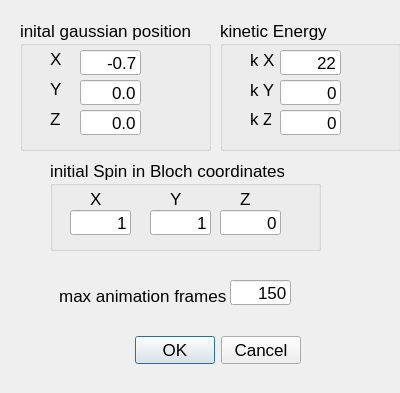
Above: dlgschrod.ui from jesusmontera/DiracMagnetic before the change. Below: the same form after it.
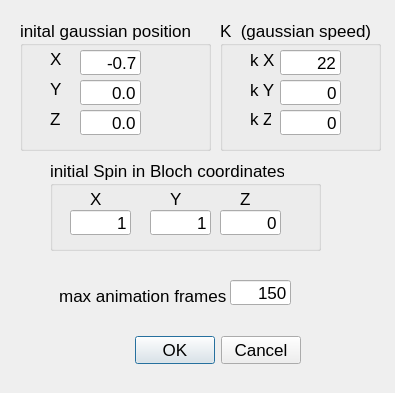
That is the form after the change.

Patch:
```diff
--- a/dlgschrod.ui
+++ b/dlgschrod.ui
@@ -6,7 +6,7 @@
    <rect>
     <x>0</x>
     <y>0</y>
-    <width>400</width>
+    <width>395</width>
     <height>393</height>
    </rect>
   </property>
@@ -148,7 +148,7 @@
     <rect>
      <x>220</x>
      <y>20</y>
-     <width>181</width>
+     <width>161</width>
      <height>131</height>
     </rect>
    </property>
@@ -156,7 +156,7 @@
     <string>&lt;html&gt;&lt;head/&gt;&lt;body&gt;&lt;p&gt;momentum (speed) is:&lt;/p&gt;&lt;p&gt;p=k*2*pi / L &lt;/p&gt;&lt;/body&gt;&lt;/html&gt;</string>
    </property>
    <property name="title">
-    <string>kinetic Energy</string>
+    <string>K  (gaussian speed)</string>
    </property>
    <widget class="QLabel" name="label_4">
     <property name="geometry">
```
Left out of the diff: 2 changed lines with no effect on the pictures.
